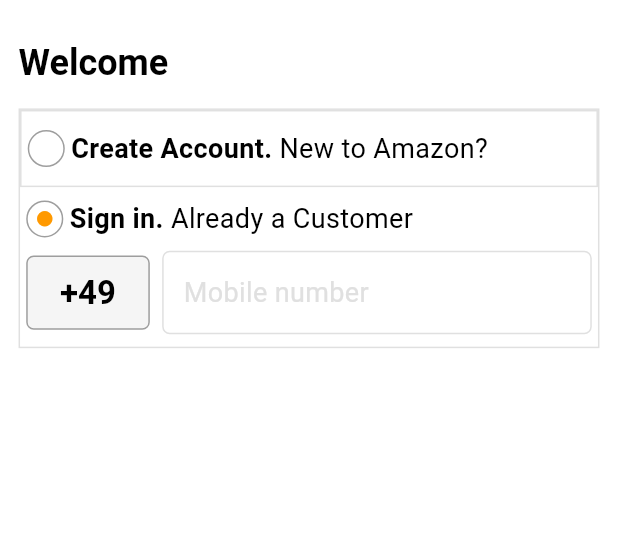
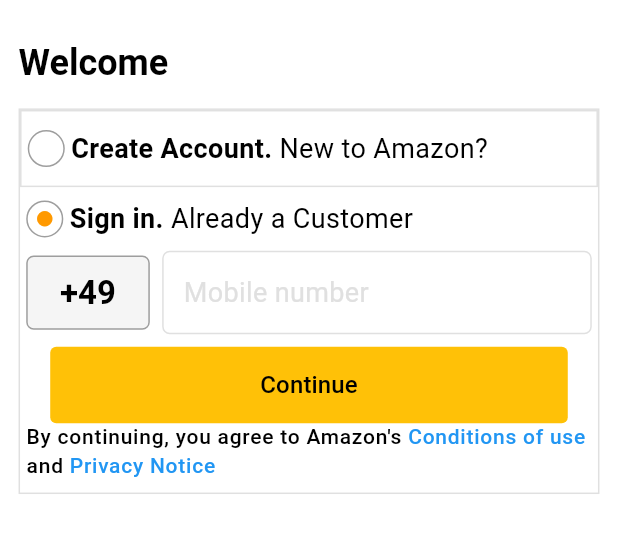
Before and after one commit to ncelmoussaoui/amazone_clone, a Flutter app: the screen it shows after launch, on a phone screen of 412 x 824 dp, the part 67-620 px from its top. Run offline on Flutter 3.47's test engine with Material 3 defaults, Android fonts, the phone set to English and light mode, and no system bars; our stand-ins replace country_picker.

Commit message:
Button zur Auth-Screen hinzugefügt

```diff
--- a/lib/view/auth_screen/auth_screens.dart
+++ b/lib/view/auth_screen/auth_screens.dart
@@ -277,6 +277,65 @@ class _AuthScreensState extends State<AuthScreens> {
                               ),
                             ],
                           ),
+                          CommonFunctions.blankSpace(height: height * 0.01),
+                          Container(
+                            width: double.infinity,
+                            padding:
+                                const EdgeInsets.symmetric(horizontal: 16.0),
+                            child: ElevatedButton(
+                              onPressed: () {},
+                              style: ElevatedButton.styleFrom(
+                                backgroundColor:
+                                    amber, // Yellow color from image
+                                foregroundColor: Colors.black, // Text color
+                                padding:
+                                    const EdgeInsets.symmetric(vertical: 14.0),
+                                shape: RoundedRectangleBorder(
+                                  borderRadius: BorderRadius.circular(4.0),
+                                ),
+                                elevation: 0, // No shadow
+                              ),
+                              child: const Text(
+                                'Continue',
+                                style: TextStyle(
+                                  fontSize: 16.0,
+                                  fontWeight: FontWeight.w500,
+                                ),
+                              ),
+                            ),
+                          ),
+                          CommonFunctions.blankSpace(width: width * 0.02), // F
+                          RichText(
+                            text: TextSpan(
+                              children: [
+                                TextSpan(
+                                  text:
+                                      'By continuing, you agree to Amazon\'s ',
+                                  style:
+                                      Theme.of(context).textTheme.labelMedium,
+                                ), // Closing TextSpan
+                                TextSpan(
+                                  text: 'Conditions of use ',
+                                  style: Theme.of(context)
+                                      .textTheme
+                                      .labelMedium!
+                                      .copyWith(color: blue),
+                                ),
+                                TextSpan(
+                                    text: 'and ',
+                                    style: Theme.of(context)
+                                        .textTheme
+                                        .labelMedium!),
+                                TextSpan(
+                                  text: 'Privacy Notice ',
+                                  style: Theme.of(context)
+                                      .textTheme
+                                      .labelMedium!
+                                      .copyWith(color: blue),
+                                ), ////
+                              ],
+                            ),
+                          ),
                         ],
                       ),
                     )
```
